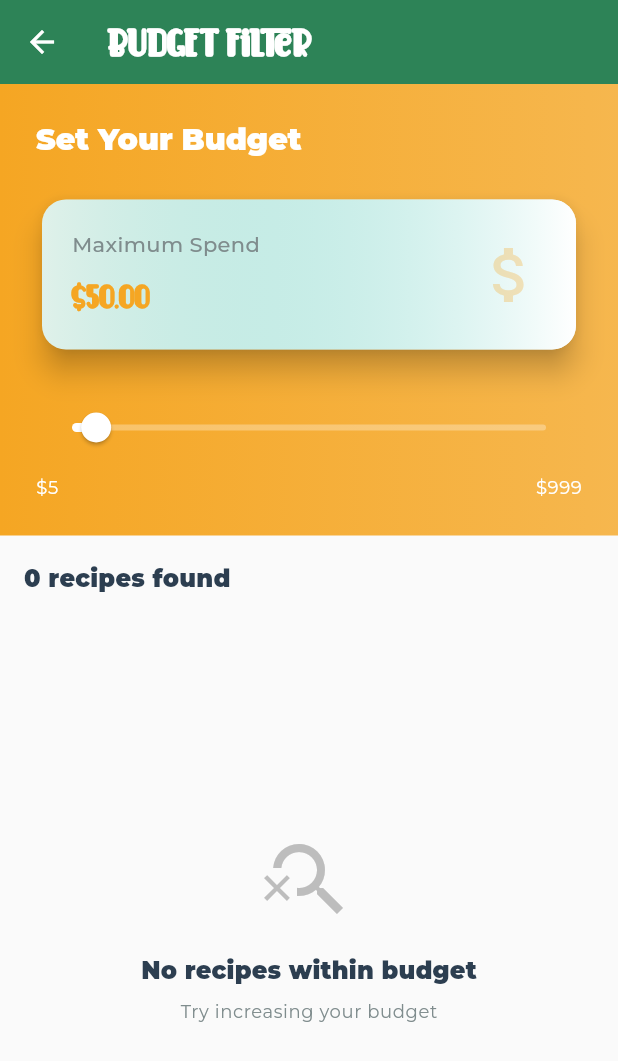
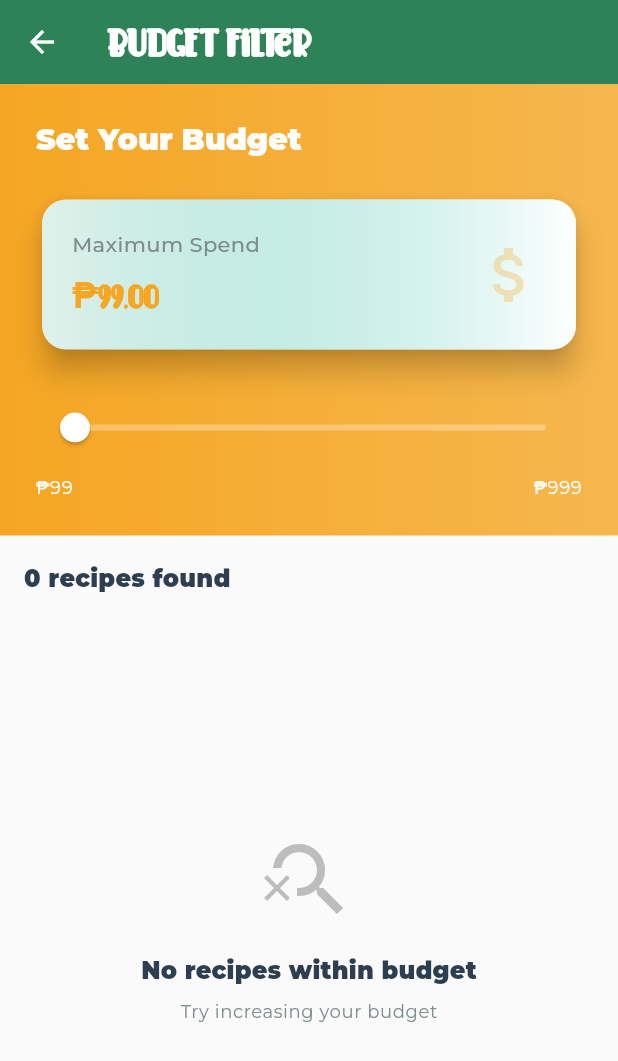
Before and after one commit to wjamesdevera/pesopantry, a Flutter app: the HomePage screen opened by its route, after a tap on "Budget", on a phone screen of 412 x 824 dp. Shown: the top 1061 px of the screen. Run offline on Flutter 3.47's test engine with Material 3 defaults, Android fonts, the phone set to English and light mode, and no system bars; our stand-ins replace cloud_firestore, firebase_auth, firebase_core; accounts and stored records are empty.

Commit message:
Backend implementation Recipes, Categories, Search, Budget Filter

```diff
--- a/lib/pages/home/budget_filter_page.dart
+++ b/lib/pages/home/budget_filter_page.dart
@@ -12,7 +12,7 @@ class BudgetFilterPage extends StatefulWidget {
 }
 
 class _BudgetFilterPageState extends State<BudgetFilterPage> {
-  double _selectedBudget = 50.0;
+  double _selectedBudget = 99.0;
   List<Recipe> _filteredRecipes = [];
   bool _isLoading = false;
 
@@ -25,12 +25,15 @@ class _BudgetFilterPageState extends State<BudgetFilterPage> {
   Future<void> _filterByBudget() async {
     setState(() => _isLoading = true);
     try {
+      print('Filtering recipes by budget: ₱${_selectedBudget.toStringAsFixed(2)}...');
       final recipes = await FirebaseService.getRecipesByBudget(_selectedBudget);
+      print('Found ${recipes.length} recipes within budget');
       setState(() {
         _filteredRecipes = recipes;
         _isLoading = false;
       });
     } catch (e) {
+      print('Budget filter error: $e');
       setState(() => _isLoading = false);
       ScaffoldMessenger.of(context).showSnackBar(
         SnackBar(content: Text('Error: $e')),
@@ -117,7 +120,7 @@ class _BudgetFilterPageState extends State<BudgetFilterPage> {
                             ),
                             const SizedBox(height: 8),
                             Text(
-                              '\$${_selectedBudget.toStringAsFixed(2)}',
+                              '₱${_selectedBudget.toStringAsFixed(2)}',
                               style: Theme.of(context).textTheme.headlineSmall?.copyWith(
                                 color: AppTheme.secondary,
                               ),
@@ -137,9 +140,9 @@ class _BudgetFilterPageState extends State<BudgetFilterPage> {
                 // Slider
                 Slider(
                   value: _selectedBudget,
-                  min: 5,
+                  min: 99,
                   max: 999,
-                  divisions: 199,
+                  divisions: 180,
                   activeColor: Colors.white,
                   inactiveColor: Colors.white.withOpacity(0.3),
                   onChanged: _onBudgetChanged,
@@ -148,8 +151,8 @@ class _BudgetFilterPageState extends State<BudgetFilterPage> {
                 Row(
                   mainAxisAlignment: MainAxisAlignment.spaceBetween,
                   children: [
-                    Text('\$5', style: Theme.of(context).textTheme.bodySmall?.copyWith(color: Colors.white)),
-                    Text('\$999', style: Theme.of(context).textTheme.bodySmall?.copyWith(color: Colors.white)),
+                    Text('₱99', style: Theme.of(context).textTheme.bodySmall?.copyWith(color: Colors.white)),
+                    Text('₱999', style: Theme.of(context).textTheme.bodySmall?.copyWith(color: Colors.white)),
                   ],
                 ),
               ],
--- a/lib/pages/home/home_page.dart
+++ b/lib/pages/home/home_page.dart
@@ -13,23 +13,20 @@ class HomePage extends StatefulWidget {
 
 class _HomePageState extends State<HomePage> {
   final _searchController = TextEditingController();
+
+  // Recipe data and filtering state
   List<Recipe> _allRecipes = [];
   List<Recipe> _filteredRecipes = [];
   String _selectedCategory = 'All';
+  List<String> _categories = ['All']; // Will be populated dynamically
   bool _isLoading = true;
-
-  final List<String> _categories = [
-    'All',
-    'vegetarian',
-    'non-vegetarian',
-    'dessert',
-  ];
+  String? _errorMessage;
 
   @override
   void initState() {
     super.initState();
     _loadRecipes();
-    _searchController.addListener(_filterRecipes);
+    _searchController.addListener(_applyFilters);
   }
 
   @override
@@ -38,39 +35,81 @@ class _HomePageState extends State<HomePage> {
     super.dispose();
   }
 
+  // Extract unique categories from recipes
+  void _extractCategories(List<Recipe> recipes) {
+    final categories = <String>{'All'};
+    for (final recipe in recipes) {
+      if (recipe.category.isNotEmpty) {
+        categories.add(recipe.category);
+      }
+    }
+    print('Found categories: $categories');
+    setState(() {
+      _categories.clear();
+      _categories.addAll(categories);
+    });
+  }
+
+  // Fetch all recipes from Firestore
   Future<void> _loadRecipes() async {
     try {
+      setState(() {
+        _isLoading = true;
+        _errorMessage = null;
+      });
+
       final recipes = await FirebaseService.getAllRecipes();
+
       setState(() {
         _allRecipes = recipes;
         _filteredRecipes = recipes;
         _isLoading = false;
       });
+
+      // Extract categories from loaded recipes
+      _extractCategories(recipes);
+
+      print('Successfully loaded ${recipes.length} recipes');
     } catch (e) {
-      setState(() => _isLoading = false);
-      ScaffoldMessenger.of(context).showSnackBar(
-        SnackBar(content: Text('Error loading recipes: $e')),
-      );
+      print('Error loading recipes: $e');
+      print('Stack trace: $e');
+
+      setState(() {
+        _isLoading = false;
+        _errorMessage = 'Failed to load recipes: $e';
+      });
+      _showErrorSnackBar(_errorMessage!);
     }
   }
 
-  void _filterRecipes() {
+  // Apply search and category filters
+  void _applyFilters() {
     final query = _searchController.text.toLowerCase();
+
     setState(() {
       _filteredRecipes = _allRecipes.where((recipe) {
+        // Search by title
         final titleMatch = recipe.title.toLowerCase().contains(query);
+
+        // Filter by category (case-insensitive)
         final categoryMatch = _selectedCategory == 'All' ||
-            recipe.category == _selectedCategory;
+            recipe.category.toLowerCase() == _selectedCategory.toLowerCase();
+
         return titleMatch && categoryMatch;
       }).toList();
     });
+
+    print('Filtered to ${_filteredRecipes.length} recipes (Category: $_selectedCategory, Search: "$query")');
   }
 
+  // Handle category selection
   void _onCategoryChanged(String category) {
+    print('Category changed to: $category');
     setState(() => _selectedCategory = category);
-    _filterRecipes();
+    _applyFilters();
   }
 
+  // Navigate to recipe detail page
   void _navigateToRecipeDetail(Recipe recipe) {
     Navigator.of(context).pushNamed(
       '/recipe-detail',
@@ -78,32 +117,19 @@ class _HomePageState extends State<HomePage> {
     );
   }
 
-  @override
-  Widget build(BuildContext context) {
-    return Scaffold(
-      appBar: AppBar(
-        title: Text(
-          'PesoPantry',
-          style: Theme.of(context).textTheme.headlineSmall?.copyWith(
-            color: Colors.white,
-            fontSize: 50,
+  // Show error message
+  void _showErrorSnackBar(String message) {
+    ScaffoldMessenger.of(context).showSnackBar(
+      SnackBar(
+        content: Text(message),
+        backgroundColor: AppTheme.error,
       ),
-        ),
-        elevation: 4,
-        shadowColor: AppTheme.primary.withOpacity(0.3),
-        actions: [
-          IconButton(
-            icon: const Icon(Icons.person),
-            onPressed: () => Navigator.of(context).pushNamed('/profile'),
-          ),
-        ],
-      ),
-      body: _isLoading
-          ? const Center(child: CircularProgressIndicator())
-          : Column(
-              children: [
-                // Search section
-                Container(
+    );
+  }
+
+  // Build search section
+  Widget _buildSearchSection(BuildContext context) {
+    return Container(
       decoration: BoxDecoration(
         gradient: LinearGradient(
           colors: [
@@ -123,7 +149,6 @@ class _HomePageState extends State<HomePage> {
             ),
           ),
           const SizedBox(height: 12),
-                      // Search bar
           TextField(
             controller: _searchController,
             decoration: InputDecoration(
@@ -134,7 +159,7 @@ class _HomePageState extends State<HomePage> {
                       icon: const Icon(Icons.clear),
                       onPressed: () {
                         _searchController.clear();
-                                    _filterRecipes();
+                        _applyFilters();
                       },
                     )
                   : null,
@@ -148,9 +173,12 @@ class _HomePageState extends State<HomePage> {
           ),
         ],
       ),
-                ),
-                // Category filter
-                Padding(
+    );
+  }
+
+  // Build category filter chips
+  Widget _buildCategoryFilter(BuildContext context) {
+    return Padding(
       padding: const EdgeInsets.symmetric(vertical: 12),
       child: SizedBox(
         height: 50,
@@ -183,9 +211,12 @@ class _HomePageState extends State<HomePage> {
           },
         ),
       ),
-                ),
-                // Results count
-                Padding(
+    );
+  }
+
+  // Display results count
+  Widget _buildResultsCount(BuildContext context) {
+    return Padding(
       padding: const EdgeInsets.symmetric(horizontal: 16),
       child: Row(
         children: [
@@ -195,10 +226,12 @@ class _HomePageState extends State<HomePage> {
           ),
         ],
       ),
-                ),
-                const SizedBox(height: 8),
-                // Recipes grid
-                Expanded(
+    );
+  }
+
+  // Build recipes grid
+  Widget _buildRecipesGrid() {
+    return Expanded(
       child: _filteredRecipes.isEmpty
           ? Center(
               child: Column(
@@ -219,8 +252,7 @@ class _HomePageState extends State<HomePage> {
             )
           : GridView.builder(
               padding: const EdgeInsets.all(16),
-                          gridDelegate:
-                              const SliverGridDelegateWithFixedCrossAxisCount(
+              gridDelegate: const SliverGridDelegateWithFixedCrossAxisCount(
                 crossAxisCount: 2,
                 childAspectRatio: 0.7,
                 crossAxisSpacing: 16,
@@ -235,7 +267,66 @@ class _HomePageState extends State<HomePage> {
                 );
               },
             ),
+    );
+  }
+
+  // Build error state widget
+  Widget _buildErrorWidget() {
+    return Center(
+      child: Column(
+        mainAxisAlignment: MainAxisAlignment.center,
+        children: [
+          Icon(
+            Icons.error_outline,
+            size: 64,
+            color: Colors.grey[400],
           ),
+          const SizedBox(height: 16),
+          Text(
+            _errorMessage!,
+            textAlign: TextAlign.center,
+            style: Theme.of(context).textTheme.bodyMedium,
+          ),
+          const SizedBox(height: 24),
+          ElevatedButton(
+            onPressed: _loadRecipes,
+            child: const Text('Retry'),
+          ),
+        ],
+      ),
+    );
+  }
+
+  @override
+  Widget build(BuildContext context) {
+    return Scaffold(
+      appBar: AppBar(
+        title: Text(
+          'PesoPantry',
+          style: Theme.of(context).textTheme.headlineSmall?.copyWith(
+            color: Colors.white,
+            fontSize: 28,
+          ),
+        ),
+        elevation: 4,
+        shadowColor: AppTheme.primary.withOpacity(0.3),
+        actions: [
+          IconButton(
+            icon: const Icon(Icons.person),
+            onPressed: () => Navigator.of(context).pushNamed('/profile'),
+          ),
+        ],
+      ),
+      body: _isLoading
+          ? const Center(child: CircularProgressIndicator())
+          : _errorMessage != null
+              ? _buildErrorWidget()
+              : Column(
+              children: [
+                _buildSearchSection(context),
+                _buildCategoryFilter(context),
+                _buildResultsCount(context),
+                _buildRecipesGrid(),
               ],
             ),
       floatingActionButton: FloatingActionButton.extended(
--- a/lib/pages/home/recipe_detail_page.dart
+++ b/lib/pages/home/recipe_detail_page.dart
@@ -21,6 +21,8 @@ class _RecipeDetailPageState extends State<RecipeDetailPage> {
   @override
   void initState() {
     super.initState();
+    print('   RecipeDetailPage - Recipe ID: "${widget.recipeId}"');
+    print('   Recipe ID length: ${widget.recipeId.length}');
     _recipeFuture = FirebaseService.getRecipeById(widget.recipeId);
     _checkIfSaved();
   }
@@ -165,7 +167,7 @@ class _RecipeDetailPageState extends State<RecipeDetailPage> {
                           _buildInfoCard(
                             icon: Icons.attach_money,
                             label: 'Cost Estimate',
-                            value: '\$${recipe.costEstimate.toStringAsFixed(2)}',
+                            value: '₱${recipe.costEstimate.toStringAsFixed(2)}',
                             context: context,
                           ),
                         ],
--- a/lib/pages/user/profile_page.dart
+++ b/lib/pages/user/profile_page.dart
@@ -198,7 +198,7 @@ class _ProfilePageState extends State<ProfilePage> {
                             borderRadius: BorderRadius.circular(8),
                           ),
                           child: Text(
-                            '\$${_currentBudget.toStringAsFixed(2)}',
+                            '₱${_currentBudget.toStringAsFixed(2)}',
                             style: Theme.of(context).textTheme.titleMedium
                                 ?.copyWith(
                               color: AppTheme.primary,
--- a/lib/utils/constants.dart
+++ b/lib/utils/constants.dart
@@ -13,9 +13,9 @@ class AppConstants {
   ];
 
   // Budget constraints
-  static const double minBudget = 5.0;
+  static const double minBudget = 99.0;
   static const double maxBudget = 999.0;
-  static const int budgetDivisions = 199;
+  static const int budgetDivisions = 180;
 
   // Error messages
   static const String genericError = 'An error occurred. Please try again.';
--- a/lib/widgets/recipe_card.dart
+++ b/lib/widgets/recipe_card.dart
@@ -135,7 +135,7 @@ class RecipeCard extends StatelessWidget {
                                 const SizedBox(width: 4),
                                 Expanded(
                                   child: Text(
-                                    '\$${recipe.costEstimate.toStringAsFixed(2)}',
+                                    '₱${recipe.costEstimate.toStringAsFixed(2)}',
                                     style: Theme.of(context).textTheme.bodySmall?.copyWith(
                                       fontWeight: FontWeight.w600,
                                     ),
```
Also changed, not shown: lib/models/recipe_model.dart (+33 -9 lines), lib/services/firebase_service.dart (+79 -7 lines). Lines whose indentation alone changed are shown as unchanged.
